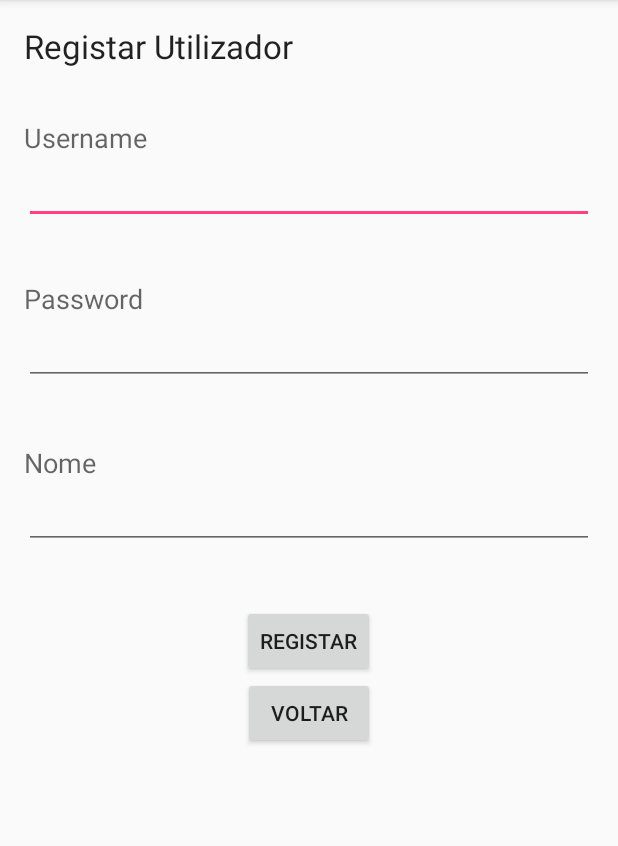
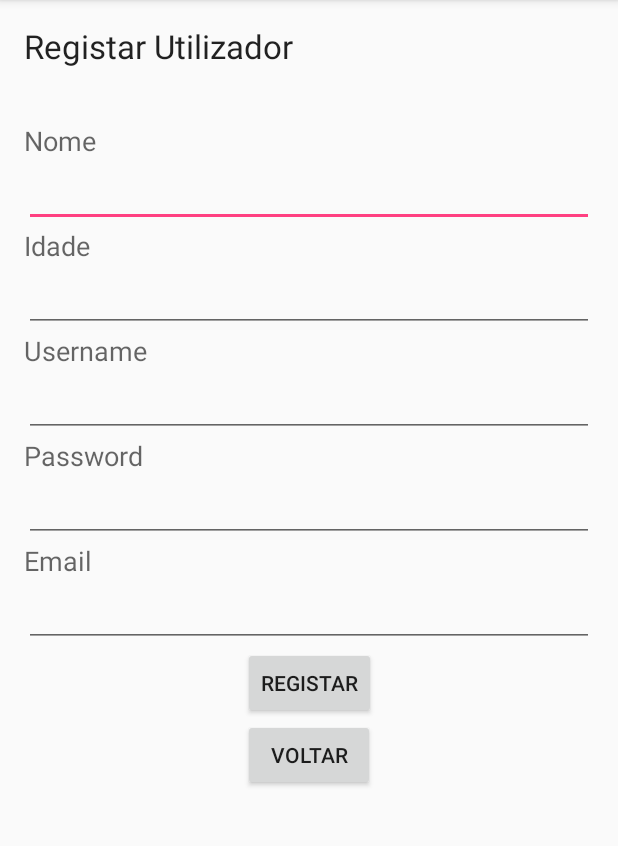
Before and after one commit to miguelnobre/CallPHPWebServiceExample, an Android app: the RegisterUser screen opened directly, with no data from a screen before it, on a phone screen of 412 x 824 dp, the part 84-930 px from its top. Run offline under Robolectric (Android 15) with nearby library versions, the phone set to English and light mode, and no system bars; our stand-ins replace Volley; network calls fail.

```diff
--- a/app/src/main/java/pt/iscte/dam/callphpwebserviceexample/ConfigPHP.java
+++ b/app/src/main/java/pt/iscte/dam/callphpwebserviceexample/ConfigPHP.java
@@ -6,7 +6,8 @@ package pt.iscte.dam.callphpwebserviceexample;
 public class ConfigPHP {
 
     //URL to our login.php file
-    public static final String LOGIN_URL = "http://miguelnobre.com/php/Login.php";
+    public static final String LOGIN_URL = "http://miguelnobre.com/php/EasyTrip/EasyTripLogin.php";
+    public static final String REGISTER_URL = "http://miguelnobre.com/php/EasyTrip/EasyTripRegister.php";
 
     //Keys for email and password as defined in our $_POST['key'] in login.php
     public static final String KEY_EMAIL = "username";
--- a/app/src/main/java/pt/iscte/dam/callphpwebserviceexample/RegisterUser.java
+++ b/app/src/main/java/pt/iscte/dam/callphpwebserviceexample/RegisterUser.java
@@ -11,15 +11,18 @@ import com.android.volley.Request;
 import com.android.volley.RequestQueue;
 import com.android.volley.Response;
 import com.android.volley.VolleyError;
+import com.android.volley.toolbox.StringRequest;
 import com.android.volley.toolbox.Volley;
 
 import org.w3c.dom.Text;
 
 public class RegisterUser extends AppCompatActivity {
 
+    private TextView txtNome = null;
+    private TextView txtIdade = null;
     private TextView txtUsername = null;
     private TextView txtPassword = null;
-    private TextView txtNome= null;
+    private TextView txtEmail = null;
 
     private Button btnRegistarUser = null;
     private Button btnVoltar = null;
@@ -29,9 +32,13 @@ public class RegisterUser extends AppCompatActivity {
         super.onCreate(savedInstanceState);
         setContentView(R.layout.activity_register_user);
 
+        txtNome = (TextView) findViewById(R.id.txtNewNome);
+        txtIdade = (TextView) findViewById(R.id.txtIdade);
+
         txtUsername = (TextView) findViewById(R.id.txtNewUsername);
         txtPassword = (TextView) findViewById(R.id.txtNewPassword);
-        txtNome = (TextView) findViewById(R.id.txtNewNome);
+
+        txtEmail = (TextView) findViewById(R.id.txtEmail);
 
         btnRegistarUser = (Button) findViewById(R.id.btnRegistUser);
         btnRegistarUser.setOnClickListener(new View.OnClickListener() {
@@ -51,11 +58,14 @@ public class RegisterUser extends AppCompatActivity {
     }
 
     private void registarUser() {
+
+        String nome = txtNome.getText().toString();
+        String idade = txtIdade.getText().toString();
         String username = txtUsername.getText().toString();
         String password = txtPassword.getText().toString();
-        String nome = txtNome.getText().toString();
+        String email = txtEmail.getText().toString();
 
-        CustomStringRequest newUserRequest = new CustomStringRequest(Request.Method.POST, ConfigPHP.LOGIN_URL,
+        CustomStringRequest newUserRequest = new CustomStringRequest(Request.Method.POST, ConfigPHP.REGISTER_URL,
                 new Response.Listener() {
                     @Override
                     public void onResponse(Object response) {
@@ -74,10 +84,12 @@ public class RegisterUser extends AppCompatActivity {
         );
 
         //Parametros POST necessarios para o Login
-        newUserRequest.addParam("action", "register");
+        newUserRequest.addParam("name", nome);
+        newUserRequest.addParam("age", idade);
         newUserRequest.addParam("username", username);
         newUserRequest.addParam("password", password);
-        newUserRequest.addParam("nome", nome);
+        newUserRequest.addParam("email", email);
+
 
         RequestQueue requestQueue = Volley.newRequestQueue(this);
         requestQueue.add(newUserRequest);
--- a/app/src/main/res/layout/activity_register_user.xml
+++ b/app/src/main/res/layout/activity_register_user.xml
@@ -22,11 +22,49 @@
         android:layout_width="wrap_content"
         android:layout_height="wrap_content"
         android:textAppearance="?android:attr/textAppearanceMedium"
+        android:text="Nome"
+        android:id="@+id/lblNome"
+        android:layout_below="@+id/lblRegistarUtilizador"
+        android:layout_alignParentStart="true"
+        android:layout_marginTop="36dp" />
+
+    <EditText
+        android:layout_width="wrap_content"
+        android:layout_height="wrap_content"
+        android:inputType="textEmailAddress"
+        android:ems="10"
+        android:id="@+id/txtNewNome"
+        android:layout_below="@+id/lblNome"
+        android:layout_alignParentStart="true"
+        android:layout_alignParentEnd="true" />
+
+    <TextView
+        android:layout_width="wrap_content"
+        android:layout_height="wrap_content"
+        android:textAppearance="?android:attr/textAppearanceMedium"
+        android:text="Idade"
+        android:id="@+id/lblIdade"
+        android:layout_below="@+id/txtNewNome"
+        android:layout_alignParentStart="true" />
+
+    <EditText
+        android:layout_width="wrap_content"
+        android:layout_height="wrap_content"
+        android:inputType="number"
+        android:ems="10"
+        android:id="@+id/txtIdade"
+        android:layout_below="@+id/lblIdade"
+        android:layout_alignParentStart="true"
+        android:layout_alignParentEnd="true" />
+
+    <TextView
+        android:layout_width="wrap_content"
+        android:layout_height="wrap_content"
+        android:textAppearance="?android:attr/textAppearanceMedium"
         android:text="Username"
         android:id="@+id/lblNewUsername"
-        android:layout_below="@+id/lblRegistarUtilizador"
-        android:layout_alignParentStart="true"
-        android:layout_marginTop="34dp" />
+        android:layout_below="@+id/txtIdade"
+        android:layout_alignParentStart="true" />
 
     <EditText
         android:layout_width="wrap_content"
@@ -43,8 +81,7 @@
         android:text="Password"
         android:id="@+id/lblNewPassword"
         android:layout_below="@+id/txtNewUsername"
-        android:layout_alignParentStart="true"
-        android:layout_marginTop="37dp" />
+        android:layout_alignParentStart="true" />
 
     <EditText
         android:layout_width="wrap_content"
@@ -52,36 +89,32 @@
         android:id="@+id/txtNewPassword"
         android:layout_below="@+id/lblNewPassword"
         android:layout_alignParentStart="true"
-        android:layout_alignEnd="@+id/txtNewUsername" />
+        android:layout_alignParentEnd="true" />
 
     <TextView
         android:layout_width="wrap_content"
         android:layout_height="wrap_content"
         android:textAppearance="?android:attr/textAppearanceMedium"
-        android:text="Nome"
-        android:id="@+id/lblNome"
+        android:text="Email"
+        android:id="@+id/lblEmail"
         android:layout_below="@+id/txtNewPassword"
-        android:layout_alignParentStart="true"
-        android:layout_marginTop="39dp" />
+        android:layout_alignParentStart="true" />
 
     <EditText
         android:layout_width="wrap_content"
         android:layout_height="wrap_content"
-        android:inputType="textEmailAddress"
-        android:ems="10"
-        android:id="@+id/txtNewNome"
-        android:layout_below="@+id/lblNome"
+        android:id="@+id/txtEmail"
+        android:layout_below="@+id/lblEmail"
         android:layout_alignParentStart="true"
-        android:layout_alignEnd="@+id/txtNewPassword" />
+        android:layout_alignParentEnd="true" />
 
     <Button
         android:layout_width="wrap_content"
         android:layout_height="wrap_content"
         android:text="Registar"
         android:id="@+id/btnRegistUser"
-        android:layout_marginTop="37dp"
-        android:layout_below="@+id/txtNewNome"
-        android:layout_centerHorizontal="true" />
+        android:layout_below="@+id/txtEmail"
+        android:layout_alignStart="@+id/btnVoltar" />
 
     <Button
         android:layout_width="wrap_content"
```
Also changed, not shown: app/src/main/java/pt/iscte/dam/callphpwebserviceexample/MainActivity.java (+6 -8 lines), app/src/main/java/pt/iscte/dam/callphpwebserviceexample/model/User.java (+47 -28 lines).
